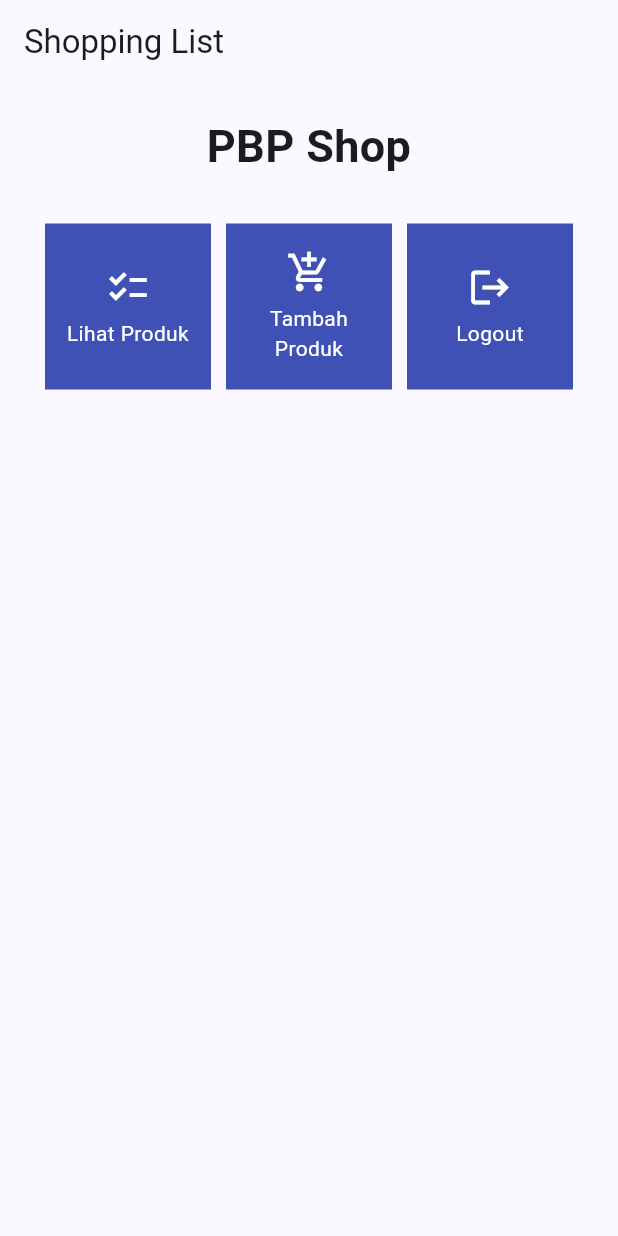
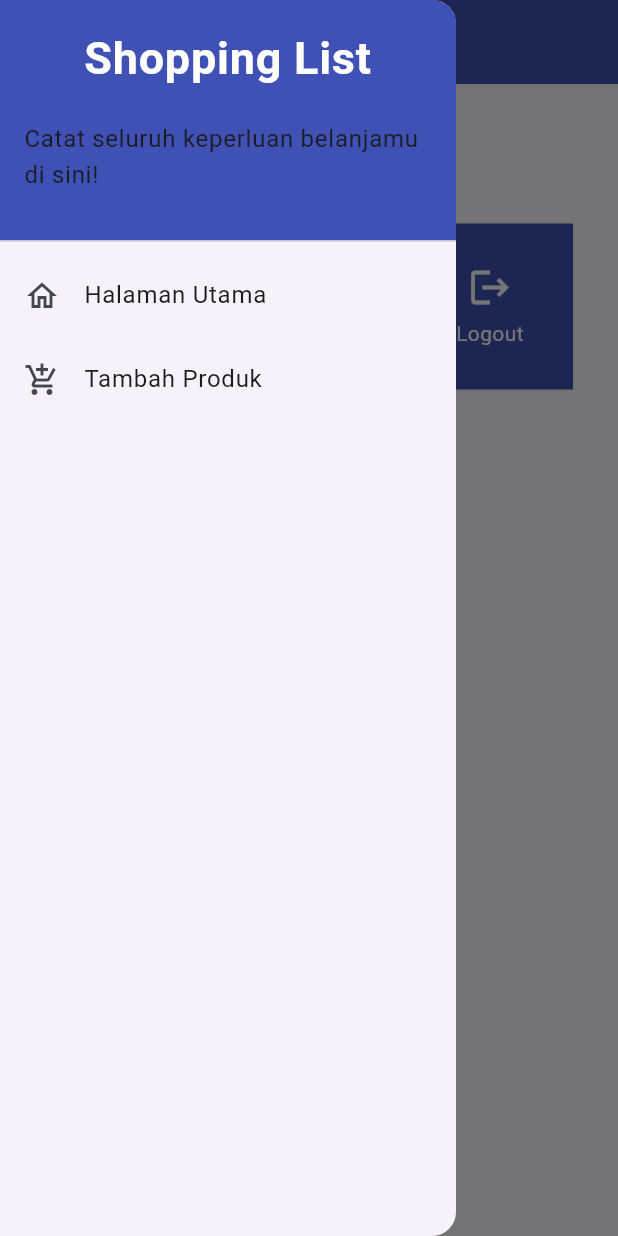
Before and after one commit to tiffanyadisuryo/shopping-list-mobile, a Flutter app: the screen it shows after launch, with the side drawer open (before the commit the screen has no drawer), on a phone screen of 412 x 824 dp. Run offline on Flutter 3.47's test engine with Material 2 defaults, Android fonts, the phone set to English and light mode, and no system bars.

Commit message:
Tutorial 7

```diff
--- a/lib/main.dart
+++ b/lib/main.dart
@@ -1,5 +1,5 @@
 import 'package:flutter/material.dart';
-import 'package:shopping_list/menu.dart';
+import 'package:shopping_list/screens/menu.dart';
 
 void main() {
   runApp(const MyApp());
--- a/lib/menu.dart
+++ b/lib/screens/menu.dart
@@ -1,4 +1,7 @@
 import 'package:flutter/material.dart';
+import 'package:shopping_list/screens/shoplist_form.dart';
+import 'package:shopping_list/widgets/left_drawer.dart';
+import 'package:shopping_list/widgets/shop_card.dart';
 
 class MyHomePage extends StatelessWidget {
     MyHomePage({Key? key}) : super(key: key);
@@ -15,8 +18,13 @@ class MyHomePage extends StatelessWidget {
               appBar: AppBar(
                 title: const Text(
                   'Shopping List',
+                  style: const TextStyle(color: Colors.white),
                 ),
+                backgroundColor: Colors.indigo,
+                foregroundColor: Colors.white,
               ),
+                // Masukkan drawer sebagai parameter nilai drawer dari widget Scaffold
+              drawer: const LeftDrawer(),
               body: SingleChildScrollView(
                 // Widget wrapper yang dapat discroll
                 child: Padding(
@@ -57,55 +65,3 @@ class MyHomePage extends StatelessWidget {
             );
     }
 }
-
-class ShopItem {
-  final String name;
-  final IconData icon;
-
-  ShopItem(this.name, this.icon);
-}
-
-class ShopCard extends StatelessWidget {
-  final ShopItem item;
-
-  const ShopCard(this.item, {super.key}); // Constructor
-
-  @override
-  Widget build(BuildContext context) {
-    return Material(
-      color: Colors.indigo,
-      child: InkWell(
-        // Area responsive terhadap sentuhan
-        onTap: () {
-          // Memunculkan SnackBar ketika diklik
-          ScaffoldMessenger.of(context)
-            ..hideCurrentSnackBar()
-            ..showSnackBar(SnackBar(
-                content: Text("Kamu telah menekan tombol ${item.name}!")));
-        },
-        child: Container(
-          // Container untuk menyimpan Icon dan Text
-          padding: const EdgeInsets.all(8),
-          child: Center(
-            child: Column(
-              mainAxisAlignment: MainAxisAlignment.center,
-              children: [
-                Icon(
-                  item.icon,
-                  color: Colors.white,
-                  size: 30.0,
-                ),
-                const Padding(padding: EdgeInsets.all(3)),
-                Text(
-                  item.name,
-                  textAlign: TextAlign.center,
-                  style: const TextStyle(color: Colors.white),
-                ),
-              ],
-            ),
-          ),
-        ),
-      ),
-    );
-  }
-}
--- /dev/null
+++ b/lib/widgets/left_drawer.dart
@@ -0,0 +1,65 @@
+import 'package:flutter/material.dart';
+import 'package:shopping_list/screens/menu.dart';
+import 'package:shopping_list/screens/shoplist_form.dart';
+// TODO: Impor halaman ShopFormPage jika sudah dibuat
+
+class LeftDrawer extends StatelessWidget {
+  const LeftDrawer({super.key});
+
+  @override
+  Widget build(BuildContext context) {
+    return Drawer(
+      child: ListView(
+        children: [
+          const DrawerHeader(
+            decoration: BoxDecoration(
+              color: Colors.indigo,
+            ),
+            child: Column(
+              children: [
+                Text(
+                  'Shopping List',
+                  textAlign: TextAlign.center,
+                  style: TextStyle(
+                    fontSize: 30,
+                    fontWeight: FontWeight.bold,
+                    color: Colors.white,
+                  ),
+                ),
+                Padding(padding: EdgeInsets.all(10)),
+                Text("Catat seluruh keperluan belanjamu di sini!",
+                    // TODO: Tambahkan gaya teks dengan center alignment, font ukuran 15, warna putih, dan weight biasa
+                    ),
+              ],
+            ),
+          ),
+          // TODO: Bagian routing
+          ListTile(
+            leading: const Icon(Icons.home_outlined),
+            title: const Text('Halaman Utama'),
+            // Bagian redirection ke MyHomePage
+            onTap: () {
+              Navigator.pushReplacement(
+                  context,
+                  MaterialPageRoute(
+                    builder: (context) => MyHomePage(),
+                  ));
+            },
+          ),
+          ListTile(
+            leading: const Icon(Icons.add_shopping_cart),
+            title: const Text('Tambah Produk'),
+            // Bagian redirection ke ShopFormPage
+            onTap: () {
+              /*
+              TODO: Buatlah routing ke ShopFormPage di sini,
+              setelah halaman ShopFormPage sudah dibuat.
+              */
+              Navigator.of(context).push(MaterialPageRoute(builder: (context) => ShopFormPage()));
+            },
+          ),
+        ],
+      ),
+    );
+  }
+}
--- /dev/null
+++ b/lib/widgets/shop_card.dart
@@ -0,0 +1,63 @@
+import 'package:flutter/material.dart';
+// TODO: Impor drawer yang sudah dibuat sebelumnya
+import 'package:shopping_list/widgets/left_drawer.dart';
+import 'package:shopping_list/screens/menu.dart';
+import 'package:shopping_list/screens/shoplist_form.dart';
+
+class ShopItem {
+  final String name;
+  final IconData icon;
+
+  ShopItem(this.name, this.icon);
+}
+
+class ShopCard extends StatelessWidget {
+  final ShopItem item;
+
+  const ShopCard(this.item, {super.key}); // Constructor
+
+  @override
+  Widget build(BuildContext context) {
+    return Material(
+      color: Colors.indigo,
+      child: InkWell(
+        // Area responsive terhadap sentuhan
+        onTap: () {
+          // Memunculkan SnackBar ketika diklik
+          ScaffoldMessenger.of(context)
+            ..hideCurrentSnackBar()
+            ..showSnackBar(SnackBar(
+                content: Text("Kamu telah menekan tombol ${item.name}!")));
+
+          // Navigate ke route yang sesuai (tergantung jenis tombol)
+          if (item.name == "Tambah Produk") {
+            // TODO: Gunakan Navigator.push untuk melakukan navigasi ke MaterialPageRoute yang mencakup ShopFormPage.
+            Navigator.of(context).push(MaterialPageRoute(builder: (context) => ShopFormPage()));
+          }
+        },
+        child: Container(
+          // Container untuk menyimpan Icon dan Text
+          padding: const EdgeInsets.all(8),
+          child: Center(
+            child: Column(
+              mainAxisAlignment: MainAxisAlignment.center,
+              children: [
+                Icon(
+                  item.icon,
+                  color: Colors.white,
+                  size: 30.0,
+                ),
+                const Padding(padding: EdgeInsets.all(3)),
+                Text(
+                  item.name,
+                  textAlign: TextAlign.center,
+                  style: const TextStyle(color: Colors.white),
+                ),
+              ],
+            ),
+          ),
+        ),
+      ),
+    );
+  }
+}
```
Also changed, not shown: lib/screens/shoplist_form.dart (added, +166 -0 lines).
